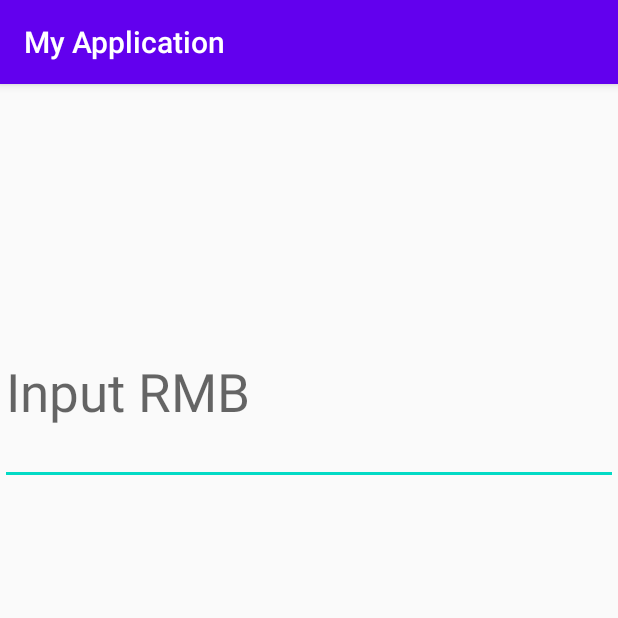
After one commit to pp0908/MyHello2, an Android app: the RateCalcActivity screen opened directly, with no data from a screen before it, on a phone screen of 412 x 824 dp, the top half of it. The commit adds this screen. Run offline under Robolectric (Android 15) with nearby library versions, the phone set to English and light mode, and no system bars.

```diff
--- a/app/src/main/AndroidManifest.xml
+++ b/app/src/main/AndroidManifest.xml
@@ -11,7 +11,8 @@
         android:roundIcon="@mipmap/ic_launcher_round"
         android:supportsRtl="true"
         android:theme="@style/AppTheme">
-        <activity android:name=".MyAdapter"></activity>
+        <activity android:name=".RateCalcActivity"></activity>
+        <activity android:name=".MyAdapter" />
         <activity android:name=".MyList22Activity" />
         <activity android:name=".MyListActivity" />
         <activity android:name=".RateListActivity">
--- /dev/null
+++ b/app/src/main/java/com/example/myapplication/RateCalcActivity.java
@@ -0,0 +1,27 @@
+package com.example.myapplication;
+
+import androidx.appcompat.app.AppCompatActivity;
+
+import android.os.Bundle;
+import android.util.Log;
+import android.widget.TextView;
+
+public class RateCalcActivity extends AppCompatActivity {
+
+    String TAG = "rateCalc";
+    float rate = 0f;
+
+    @Override
+    protected void onCreate(Bundle savedInstanceState) {
+        super.onCreate(savedInstanceState);
+        setContentView(R.layout.activity_rate_calc);
+        String title = getIntent().getStringExtra("title");
+        rate = getIntent().getFloatExtra("rate",0f);
+
+        Log.i(TAG,"onCreate: tilte" + title);
+        Log.i(TAG,"onCreate: rate" + rate);
+
+        ((TextView) findViewById(R.id.title2)).setText(title);
+
+    }
+}
--- /dev/null
+++ b/app/src/main/res/layout/activity_rate_calc.xml
@@ -0,0 +1,33 @@
+<?xml version="1.0" encoding="utf-8"?>
+<LinearLayout xmlns:android="http://schemas.android.com/apk/res/android"
+    xmlns:app="http://schemas.android.com/apk/res-auto"
+    xmlns:tools="http://schemas.android.com/tools"
+    android:layout_width="match_parent"
+    android:layout_height="match_parent"
+    android:orientation="vertical"
+    tools:context=".RateCalcActivity"
+    tools:visibility="visible">
+
+    <TextView
+        android:id="@+id/title2"
+        android:layout_width="438dp"
+        android:layout_height="144dp"
+        android:gravity="center"
+        android:text="TextView"
+        android:textSize="35sp" />
+
+    <EditText
+        android:id="@+id/inp2"
+        android:layout_width="match_parent"
+        android:layout_height="123dp"
+        android:textSize="35sp"
+        android:hint="@string/rmb_hint"
+        android:inputType="numberDecimal" />
+
+    <TextView
+        android:id="@+id/show2"
+        android:textSize="35sp"
+        android:gravity="center"
+        android:layout_width="match_parent"
+        android:layout_height="62dp"/>
+</LinearLayout>
```
Also changed, not shown: app/src/main/java/com/example/myapplication/MyList22Activity.java (+85 -1 lines).
